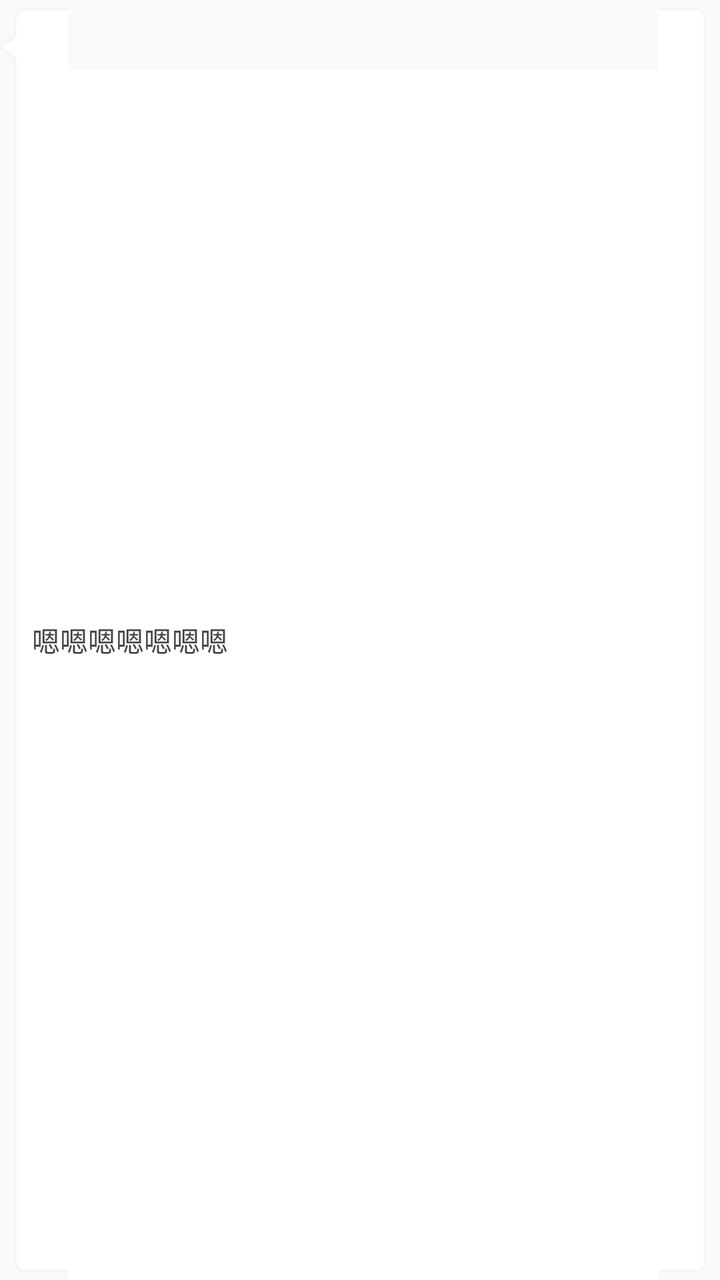
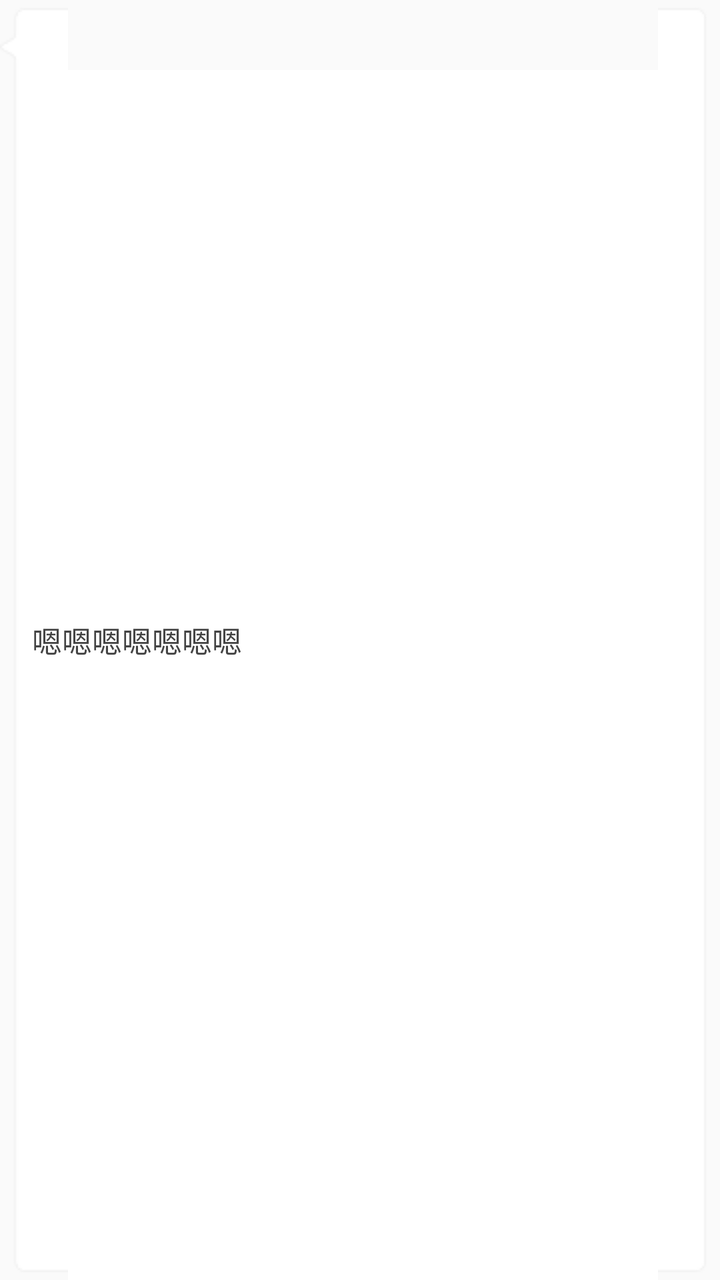

Screens rendered from an Android XML layout before and after an edit, with the pre-edit source and the edit as a unified diff.
<!-- AndroidManifest.xml: application theme AppTheme -->
<!-- res/layout/conversation_item_text_receive.xml -->
<?xml version="1.0" encoding="utf-8"?>
<TextView xmlns:android="http://schemas.android.com/apk/res/android"
    android:id="@+id/contentTextView"
    android:layout_width="wrap_content"
    android:layout_height="wrap_content"
    android:autoLink="phone|email|map|web"
    android:background="@drawable/img_bubble_receive"
    android:gravity="left|center_vertical"
    android:maxWidth="290dp"
    android:minHeight="40dp"
    android:paddingBottom="12dp"
    android:paddingLeft="16dp"
    android:paddingRight="16dp"
    android:paddingTop="12dp"
    android:text="嗯嗯嗯嗯嗯嗯嗯"
    android:textColor="#444444"
    android:textColorLink="#666666"
    android:textSize="14sp" />
<!-- resources referenced by this layout -->
<resources>
  <!-- drawable img_bubble_receive: png bitmap (drawable, 457 bytes) -->
  <style name="AppTheme" parent="Theme.AppCompat.Light.NoActionBar">
          
          <item name="colorPrimary">@color/colorPrimary</item>
          <item name="colorPrimaryDark">@color/colorPrimaryDark</item>
          <item name="colorAccent">@color/colorAccent</item>
          
          
          
          <item name="colorBackgroundFloating">@color/white</item>
      </style>
  <color name="colorPrimary">#3e64e4</color>
  <color name="colorPrimaryDark">#3e64e4</color>
  <color name="colorAccent">#7e7e7e</color>
  <color name="white">#ffffff</color>
</resources>

<!-- the commit's change to res/layout/conversation_item_text_receive.xml (unified diff, before → after) -->
@@ -15,4 +15,4 @@
     android:text="嗯嗯嗯嗯嗯嗯嗯"
     android:textColor="#444444"
     android:textColorLink="#666666"
-    android:textSize="14sp" />
+    android:textSize="15sp" />
